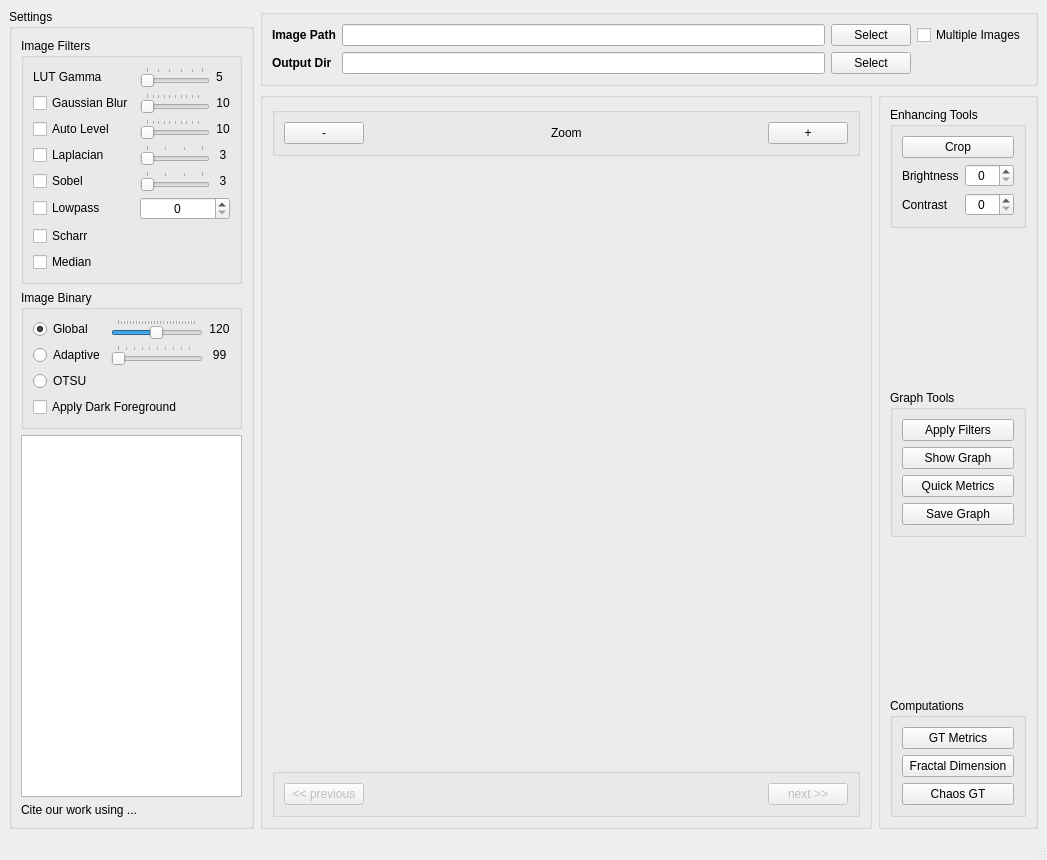
Above: src/chaosgt/apps/gui.ui from owuordickson/structural-gt before the change. Below: the same form after it.
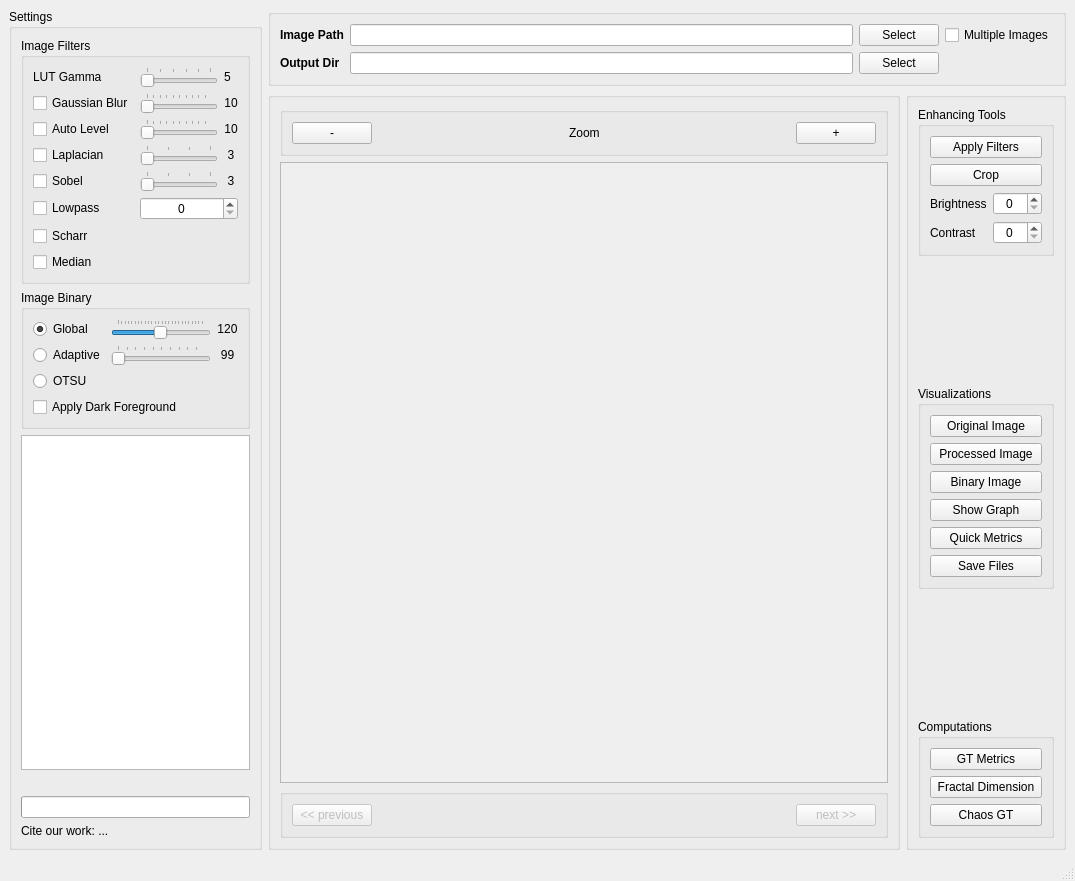
That is the form after the change.

```diff
--- a/src/chaosgt/apps/gui.ui
+++ b/src/chaosgt/apps/gui.ui
@@ -7,8 +7,8 @@
    <rect>
     <x>0</x>
     <y>0</y>
-    <width>1047</width>
-    <height>860</height>
+    <width>1075</width>
+    <height>881</height>
    </rect>
   </property>
   <property name="font">
@@ -23,65 +23,7 @@
    <layout class="QGridLayout" name="grid_layout_main" rowstretch="0,0" columnstretch="2,5,1">
     <item row="1" column="1">
      <widget class="QGroupBox" name="grp_img">
-      <layout class="QGridLayout" name="grid_layout_img" rowstretch="0,0,0">
-       <item row="1" column="0">
-        <widget class="QLabel" name="lbl_img">
-         <property name="text">
-          <string/>
-         </property>
-        </widget>
-       </item>
-       <item row="2" column="0">
-        <widget class="QGroupBox" name="grp_img_nav">
-         <property name="sizePolicy">
-          <sizepolicy hsizetype="Preferred" vsizetype="Fixed">
-           <horstretch>0</horstretch>
-           <verstretch>0</verstretch>
-          </sizepolicy>
-         </property>
-         <property name="title">
-          <string/>
-         </property>
-         <property name="flat">
-          <bool>true</bool>
-         </property>
-         <layout class="QGridLayout" name="grid_layout_img_nav">
-          <item row="0" column="0">
-           <widget class="QPushButton" name="btn_prev">
-            <property name="enabled">
-             <bool>false</bool>
-            </property>
-            <property name="text">
-             <string>&lt;&lt; previous</string>
-            </property>
-           </widget>
-          </item>
-          <item row="0" column="2">
-           <widget class="QPushButton" name="btn_next">
-            <property name="enabled">
-             <bool>false</bool>
-            </property>
-            <property name="text">
-             <string>next &gt;&gt;</string>
-            </property>
-           </widget>
-          </item>
-          <item row="0" column="1">
-           <spacer name="hsp_img_nav">
-            <property name="orientation">
-             <enum>Qt::Horizontal</enum>
-            </property>
-            <property name="sizeHint" stdset="0">
-             <size>
-              <width>40</width>
-              <height>20</height>
-             </size>
-            </property>
-           </spacer>
-          </item>
-         </layout>
-        </widget>
-       </item>
+      <layout class="QGridLayout" name="grid_layout_img" rowstretch="0,0,0,0">
        <item row="0" column="0">
         <widget class="QGroupBox" name="grp_img_zoom">
          <property name="sizePolicy">
@@ -147,6 +89,83 @@
          </layout>
         </widget>
        </item>
+       <item row="1" column="0">
+        <widget class="QScrollArea" name="sca_img">
+         <property name="widgetResizable">
+          <bool>true</bool>
+         </property>
+         <widget class="QWidget" name="scroll_area_img">
+          <property name="geometry">
+           <rect>
+            <x>0</x>
+            <y>0</y>
+            <width>618</width>
+            <height>618</height>
+           </rect>
+          </property>
+          <layout class="QGridLayout" name="gridLayout">
+           <item row="0" column="0">
+            <widget class="QLabel" name="lbl_img">
+             <property name="text">
+              <string/>
+             </property>
+            </widget>
+           </item>
+          </layout>
+         </widget>
+        </widget>
+       </item>
+       <item row="3" column="0">
+        <widget class="QGroupBox" name="grp_img_nav">
+         <property name="sizePolicy">
+          <sizepolicy hsizetype="Preferred" vsizetype="Fixed">
+           <horstretch>0</horstretch>
+           <verstretch>0</verstretch>
+          </sizepolicy>
+         </property>
+         <property name="title">
+          <string/>
+         </property>
+         <property name="flat">
+          <bool>true</bool>
+         </property>
+         <layout class="QGridLayout" name="grid_layout_img_nav">
+          <item row="0" column="0">
+           <widget class="QPushButton" name="btn_prev">
+            <property name="enabled">
+             <bool>false</bool>
+            </property>
+            <property name="text">
+             <string>&lt;&lt; previous</string>
+            </property>
+           </widget>
+          </item>
+          <item row="0" column="2">
+           <widget class="QPushButton" name="btn_next">
+            <property name="enabled">
+             <bool>false</bool>
+            </property>
+            <property name="text">
+             <string>next &gt;&gt;</string>
+            </property>
+           </widget>
+          </item>
+          <item row="0" column="1">
+           <spacer name="hsp_img_nav">
+            <property name="orientation">
+             <enum>Qt::Horizontal</enum>
+            </property>
+            <property name="sizeHint" stdset="0">
+             <size>
+              <width>40</width>
+              <height>20</height>
+             </size>
+            </property>
+           </spacer>
+          </item>
+         </layout>
+        </widget>
+       </item>
       </layout>
      </widget>
     </item>
@@ -201,24 +220,31 @@
        <item row="8" column="0" colspan="2">
         <widget class="QGroupBox" name="grp_graph">
          <property name="title">
-          <string>Graph Tools</string>
+          <string>Visualizations</string>
          </property>
          <layout class="QGridLayout" name="grid_layout_graph">
-          <item row="4" column="0">
-           <widget class="QPushButton" name="btn_save_graph">
-            <property name="text">
-             <string>Save Graph</string>
-            </property>
-           </widget>
-          </item>
-          <item row="1" column="0">
+          <item row="3" column="0">
            <widget class="QPushButton" name="btn_show_graph">
             <property name="text">
              <string>Show Graph</string>
             </property>
            </widget>
           </item>
-          <item row="2" column="0">
+          <item row="1" column="0">
+           <widget class="QPushButton" name="btn_show_processed_img">
+            <property name="text">
+             <string>Processed Image</string>
+            </property>
+           </widget>
+          </item>
+          <item row="6" column="0">
+           <widget class="QPushButton" name="btn_save_files">
+            <property name="text">
+             <string>Save Files</string>
+            </property>
+           </widget>
+          </item>
+          <item row="4" column="0">
            <widget class="QPushButton" name="btn_quick_graph_metrics">
             <property name="text">
              <string>Quick Metrics</string>
@@ -226,9 +252,16 @@
            </widget>
           </item>
           <item row="0" column="0">
-           <widget class="QPushButton" name="btn_apply_filters">
+           <widget class="QPushButton" name="btn_show_original_img">
             <property name="text">
-             <string>Apply Filters</string>
+             <string>Original Image</string>
+            </property>
+           </widget>
+          </item>
+          <item row="2" column="0">
+           <widget class="QPushButton" name="btn_show_binary_img">
+            <property name="text">
+             <string>Binary Image</string>
             </property>
            </widget>
           </item>
@@ -254,50 +287,57 @@
           <string>Enhancing Tools</string>
          </property>
          <layout class="QGridLayout" name="grid_layout_crop">
-          <item row="4" column="0" colspan="2">
+          <item row="5" column="0" colspan="2">
            <widget class="QPushButton" name="btn_crop">
             <property name="text">
              <string>Crop</string>
             </property>
            </widget>
           </item>
-          <item row="5" column="1">
-           <widget class="QSpinBox" name="spb_brightness">
-            <property name="alignment">
-             <set>Qt::AlignCenter</set>
-            </property>
-            <property name="maximum">
-             <number>100</number>
-            </property>
-            <property name="value">
-             <number>0</number>
-            </property>
-           </widget>
-          </item>
-          <item row="6" column="1">
-           <widget class="QSpinBox" name="spb_contrast">
-            <property name="alignment">
-             <set>Qt::AlignCenter</set>
-            </property>
-            <property name="maximum">
-             <number>100</number>
-            </property>
-           </widget>
-          </item>
-          <item row="5" column="0">
-           <widget class="QLabel" name="lbl_brightness">
-            <property name="text">
-             <string>Brightness</string>
-            </property>
-           </widget>
-          </item>
-          <item row="6" column="0">
+          <item row="7" column="0">
            <widget class="QLabel" name="lbl_contrast">
             <property name="text">
              <string>Contrast</string>
             </property>
            </widget>
           </item>
+          <item row="6" column="0">
+           <widget class="QLabel" name="lbl_brightness">
+            <property name="text">
+             <string>Brightness</string>
+            </property>
+           </widget>
+          </item>
+          <item row="7" column="1">
+           <widget class="QSpinBox" name="spb_contrast">
+            <property name="alignment">
+             <set>Qt::AlignCenter</set>
+            </property>
+            <property name="maximum">
+             <number>100</number>
+            </property>
+           </widget>
+          </item>
+          <item row="6" column="1">
+           <widget class="QSpinBox" name="spb_brightness">
+            <property name="alignment">
+             <set>Qt::AlignCenter</set>
+            </property>
+            <property name="maximum">
+             <number>100</number>
+            </property>
+            <property name="value">
+             <number>0</number>
+            </property>
+           </widget>
+          </item>
+          <item row="4" column="0" colspan="2">
+           <widget class="QPushButton" name="btn_apply_filters">
+            <property name="text">
+             <string>Apply Filters</string>
+            </property>
+           </widget>
+          </item>
          </layout>
         </widget>
        </item>
@@ -400,6 +440,16 @@
        <bool>true</bool>
       </property>
       <layout class="QGridLayout" name="grid_layout_settings">
+       <item row="3" column="0">
+        <widget class="QLabel" name="lbl_progress">
+         <property name="text">
+          <string/>
+         </property>
+        </widget>
+       </item>
+       <item row="2" column="0">
+        <widget class="QTreeView" name="tree_settings"/>
+       </item>
        <item row="0" column="0">
         <widget class="QGroupBox" name="grp_img_filters">
          <property name="title">
@@ -668,16 +718,6 @@
          </layout>
         </widget>
        </item>
-       <item row="3" column="0">
-        <widget class="QLabel" name="lbl_cite">
-         <property name="text">
-          <string>Cite our work using ...</string>
-         </property>
-        </widget>
-       </item>
-       <item row="2" column="0">
-        <widget class="QTreeView" name="tree_settings"/>
-       </item>
        <item row="1" column="0">
         <widget class="QGroupBox" name="grp_img_binary">
          <property name="title">
@@ -816,6 +856,35 @@
          </layout>
         </widget>
        </item>
+       <item row="5" column="0">
+        <widget class="QLabel" name="lbl_cite">
+         <property name="text">
+          <string>Cite our work: ...</string>
+         </property>
+        </widget>
+       </item>
+       <item row="4" column="0">
+        <widget class="QProgressBar" name="progress_bar_main">
+         <property name="sizePolicy">
+          <sizepolicy hsizetype="Expanding" vsizetype="Fixed">
+           <horstretch>0</horstretch>
+           <verstretch>0</verstretch>
+          </sizepolicy>
+         </property>
+         <property name="value">
+          <number>0</number>
+         </property>
+         <property name="textVisible">
+          <bool>false</bool>
+         </property>
+         <property name="invertedAppearance">
+          <bool>false</bool>
+         </property>
+         <property name="textDirection">
+          <enum>QProgressBar::TopToBottom</enum>
+         </property>
+        </widget>
+       </item>
       </layout>
      </widget>
     </item>
```
Left out of the diff: 2 changed lines with no effect on the pictures.
